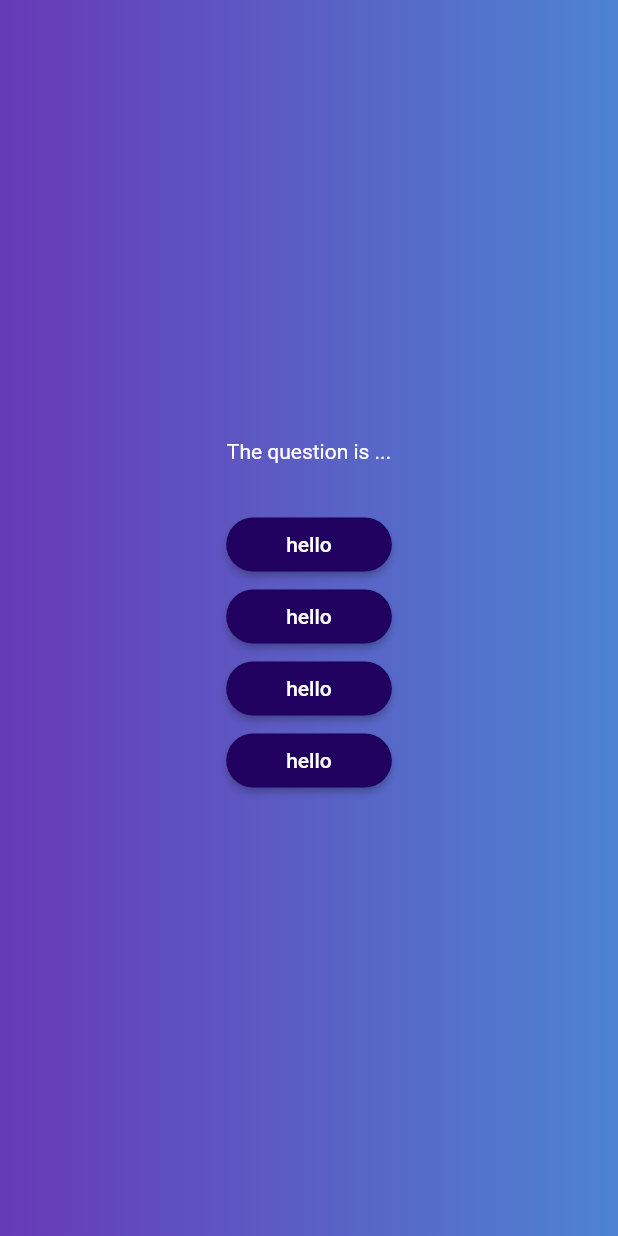
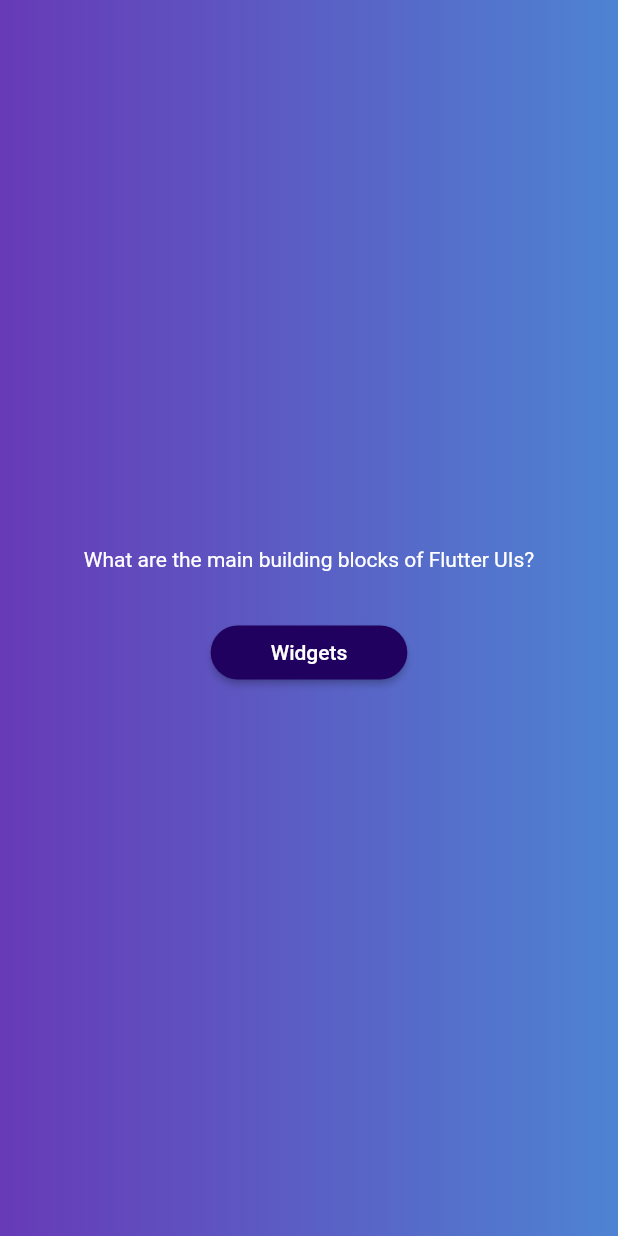
Before and after one commit to prabesh154/Flutter-Projects, a Flutter app: the screen it shows after launch, after a tap on "Play the Quiz", on a phone screen of 412 x 824 dp. Run offline on Flutter 3.47's test engine with Material 2 defaults, Android fonts, the phone set to English and light mode, and no system bars.

Commit message:
Accessing List and Object Properties accessed ques and ans

```diff
--- a/quizapp/lib/questions_screen.dart
+++ b/quizapp/lib/questions_screen.dart
@@ -1,5 +1,6 @@
 import 'package:flutter/material.dart';
 import 'package:quizapp/answer_button.dart';
+import 'package:quizapp/data/questions.dart';
 
 class QuestionsScreen extends StatefulWidget {
   const QuestionsScreen({super.key});
@@ -12,22 +13,20 @@ class QuestionsScreen extends StatefulWidget {
 class _QuestionScreenState extends State<QuestionsScreen> {
   @override
   Widget build(context) {
+    final currentQuestion = questions[0];
     return SizedBox(
       width: double.infinity,
       child: Column(
         mainAxisAlignment: MainAxisAlignment.center,
         children: [
-          const Text(
-            'The question is ...',
-            style: TextStyle(color: Colors.white),
+          Text(
+            currentQuestion.text,
+            style: const TextStyle(color: Colors.white),
           ),
           const SizedBox(
             height: 30,
           ),
-          AnswerButton('hello', () {}),
-          AnswerButton('hello', () {}),
-          AnswerButton('hello', () {}),
-          AnswerButton('hello', () {})
+          AnswerButton(currentQuestion.answers[0], () {}),
         ],
       ),
     );
```
